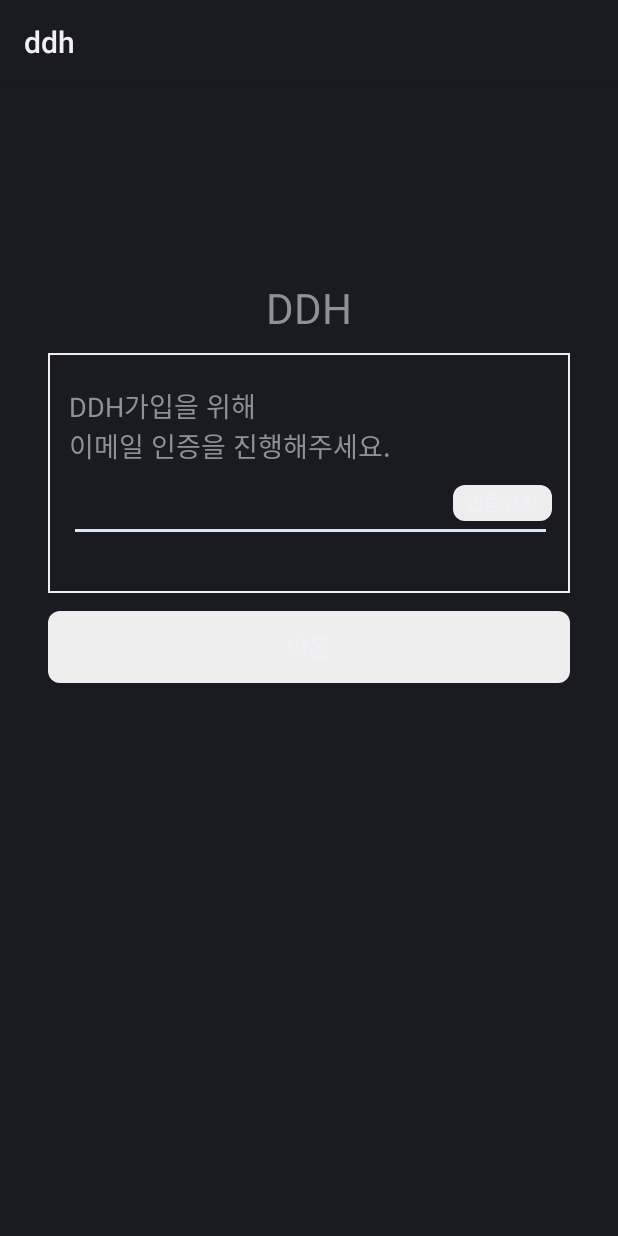
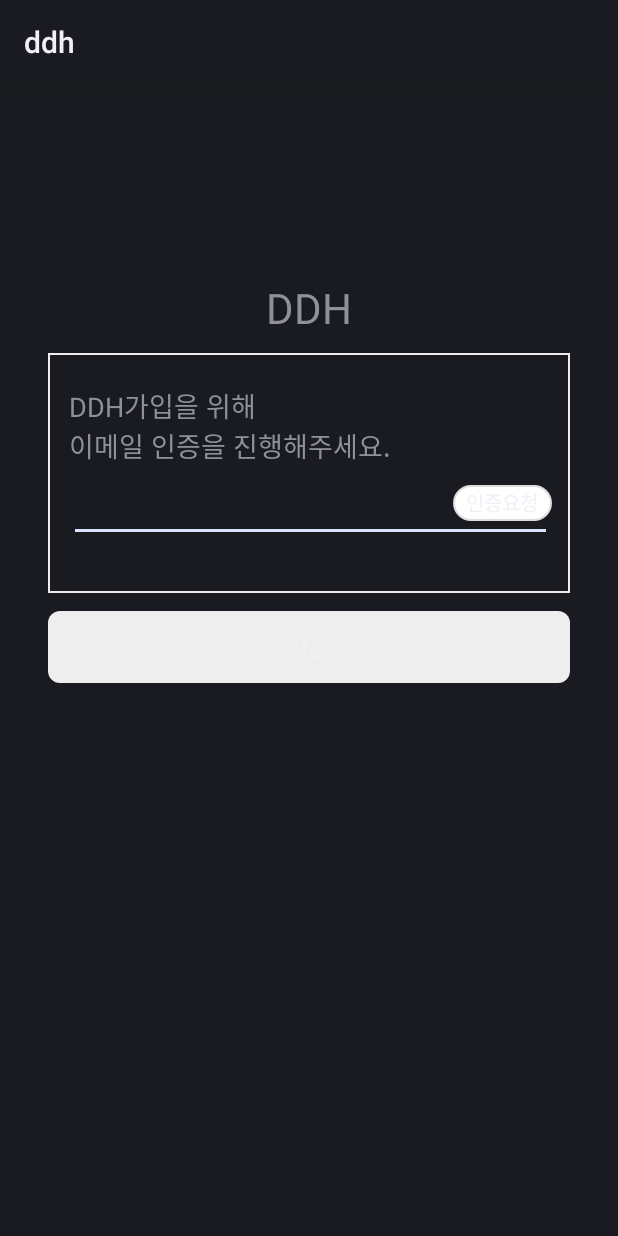
Before and after one commit to onxmoreplz/ddh, an Android app: the SignUpEmailActivity screen opened directly, with no data from a screen before it, on a phone screen of 412 x 824 dp. Run offline under Robolectric (Android 15) with nearby library versions, the phone set to English and light mode, and no system bars.

Commit message:
[Chore] Create Round Button.xml

```diff
--- a/ddh/app/src/main/res/drawable/button_round_verify_email.xml
+++ b/ddh/app/src/main/res/drawable/button_round_verify_email.xml
@@ -2,10 +2,15 @@
 <shape xmlns:android="http://schemas.android.com/apk/res/android"
     android:padding="10dp"
     android:shape="rectangle" >
-    <solid android:color="#EEEEEE" />
+
+    <solid android:color="@color/white" />
+
+    <stroke
+        android:width="1dp"
+        android:color="#DDDDDD" />
     <corners
-        android:bottomLeftRadius="8dp"
-        android:bottomRightRadius="8dp"
-        android:topLeftRadius="8dp"
-        android:topRightRadius="8dp" />
+        android:bottomLeftRadius="24dp"
+        android:bottomRightRadius="24dp"
+        android:topLeftRadius="24dp"
+        android:topRightRadius="24dp" />
 </shape>
```
